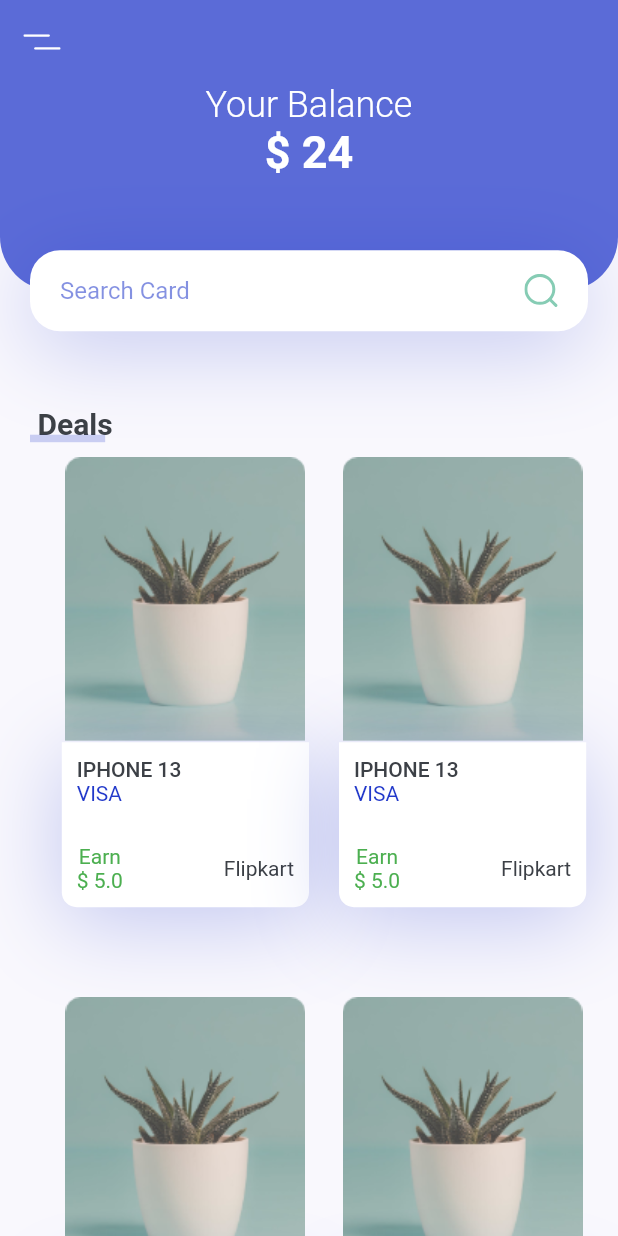
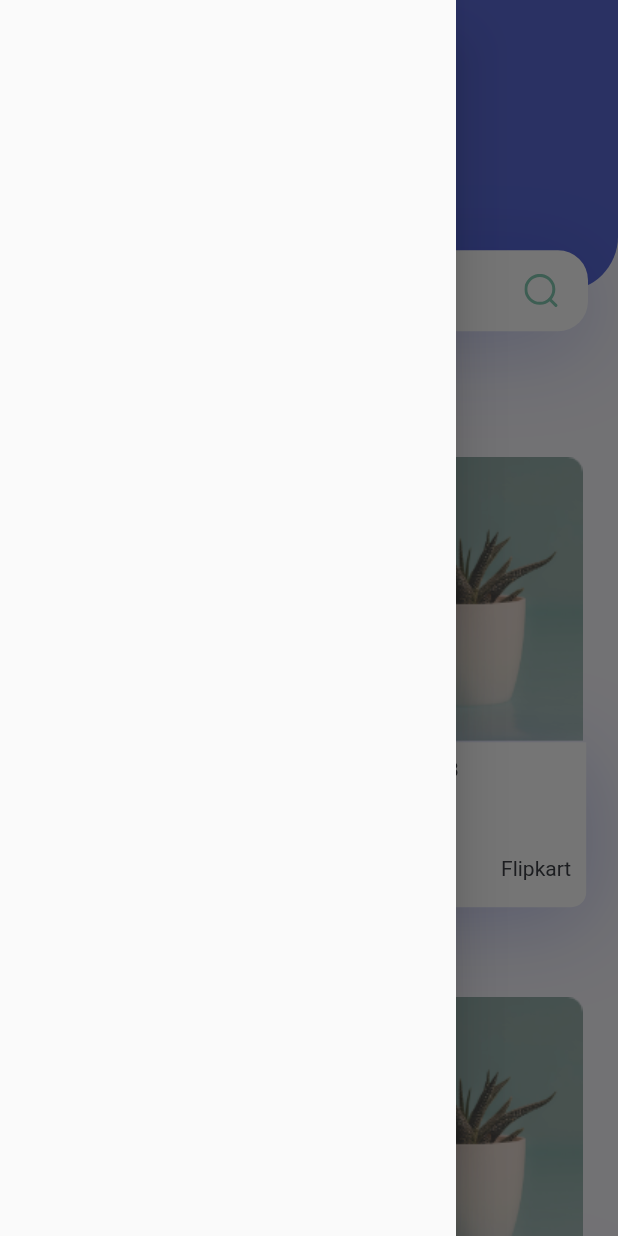
Before and after one commit to author-sanjay/yeper_clone_flutter, a Flutter app: the screen it shows after launch, with the side drawer open (before the commit the screen has no drawer), on a phone screen of 412 x 824 dp. Run offline on Flutter 3.47's test engine with Material 2 defaults, Android fonts, the phone set to English and light mode, and no system bars; our stand-ins replace flutter_svg; missing offline and left inert: dart:js.

Commit message:
minor update

```diff
--- a/lib/Screens/HomeScreen/HomeScreen.dart
+++ b/lib/Screens/HomeScreen/HomeScreen.dart
@@ -1,4 +1,6 @@
 // ignore_for_file: prefer_const_constructors, file_names
+
+import 'dart:js';
 
 import 'package:flutter/material.dart';
 import 'package:flutter_svg/flutter_svg.dart';
@@ -13,6 +15,7 @@ class HomeScreen extends StatelessWidget {
     return Scaffold(
       appBar: buildAppBar(),
       body: Body(),
+      drawer: Drawer(),
     );
   }
 
@@ -21,7 +24,9 @@ class HomeScreen extends StatelessWidget {
       backgroundColor: kprimarycolor,
       elevation: 0,
       leading: IconButton(
-          onPressed: () {}, icon: SvgPicture.asset("assets/icons/menu.svg")),
+          onPressed: (() => {}),
+          // onPressed: () => Scaffold.of(context).openDrawer(),
+          icon: SvgPicture.asset("assets/icons/menu.svg")),
     );
   }
 }
```
